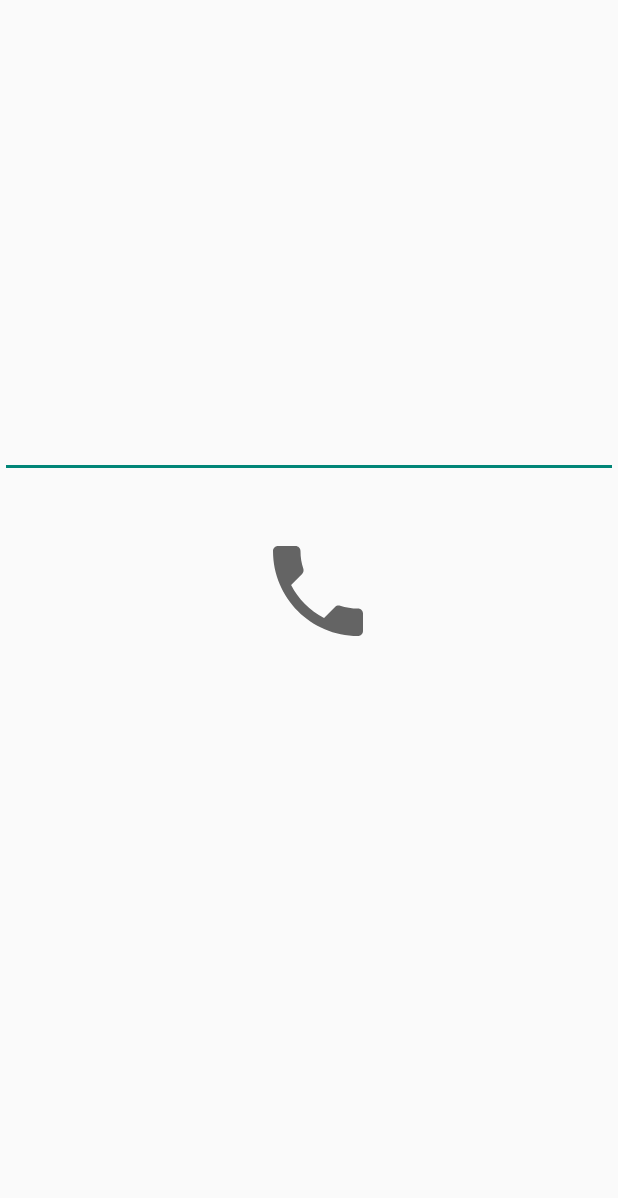
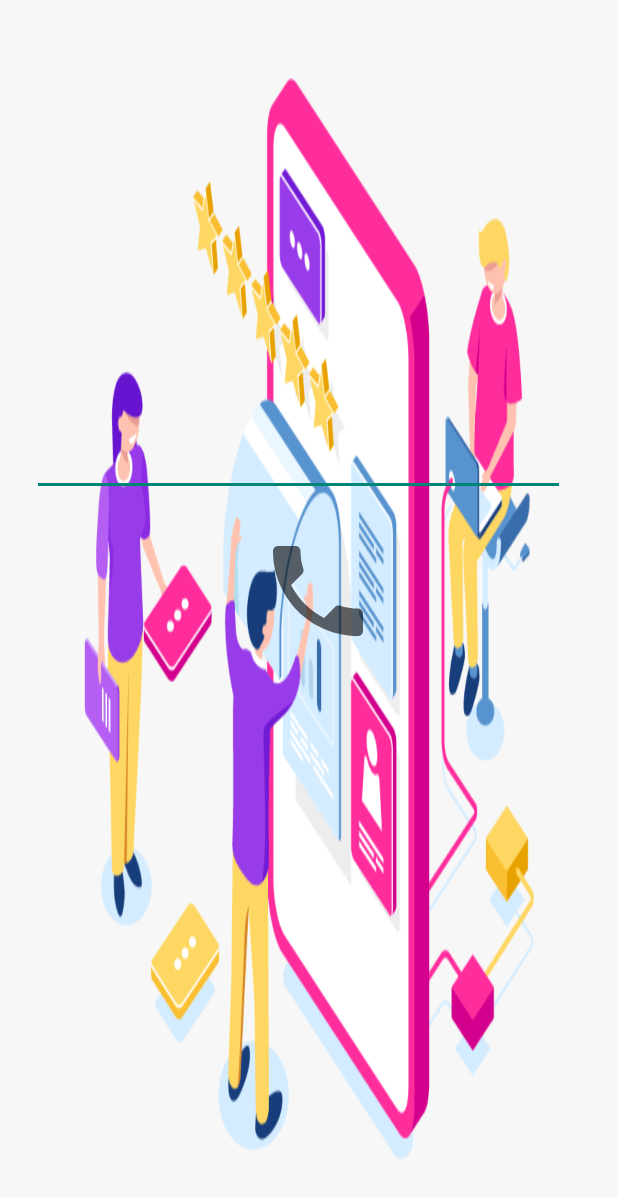
Before and after one commit to jayasinghe0000/Avengers, an Android app: the CallingActivity screen opened directly, with no data from a screen before it, on a phone screen of 412 x 824 dp. Shown: the top 1198 px of the screen. Run offline under Robolectric (Android 15) with nearby library versions, the phone set to English and light mode, and no system bars.

Commit message:
CallingActivity edited

```diff
--- a/app/src/main/res/layout/activity_calling.xml
+++ b/app/src/main/res/layout/activity_calling.xml
@@ -4,16 +4,19 @@
     xmlns:tools="http://schemas.android.com/tools"
     android:layout_width="match_parent"
     android:layout_height="match_parent"
+    android:background="@drawable/callinterface"
     tools:context=".CallingActivity">
 
     <EditText
         android:id="@+id/edit_text_number"
-        android:layout_width="match_parent"
+        android:layout_width="355dp"
         android:layout_height="wrap_content"
         android:layout_alignParentTop="true"
+        android:layout_alignParentEnd="true"
         android:layout_alignParentBottom="true"
-        android:layout_marginTop="181dp"
-        android:layout_marginBottom="505dp"
+        android:layout_marginTop="176dp"
+        android:layout_marginEnd="35dp"
+        android:layout_marginBottom="493dp"
         android:inputType="phone" />
 
     <ImageView
```
Also changed, not shown: app/src/main/res/drawable/callinterface.jpg (added).
